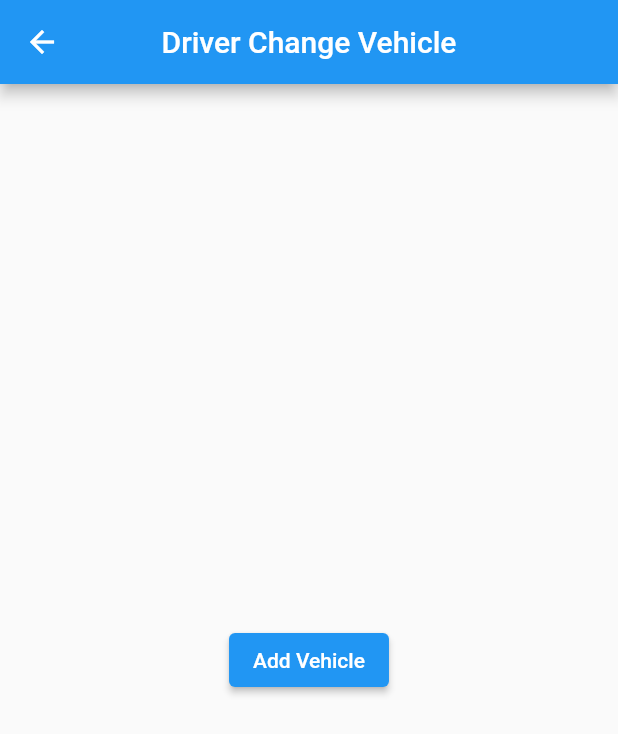
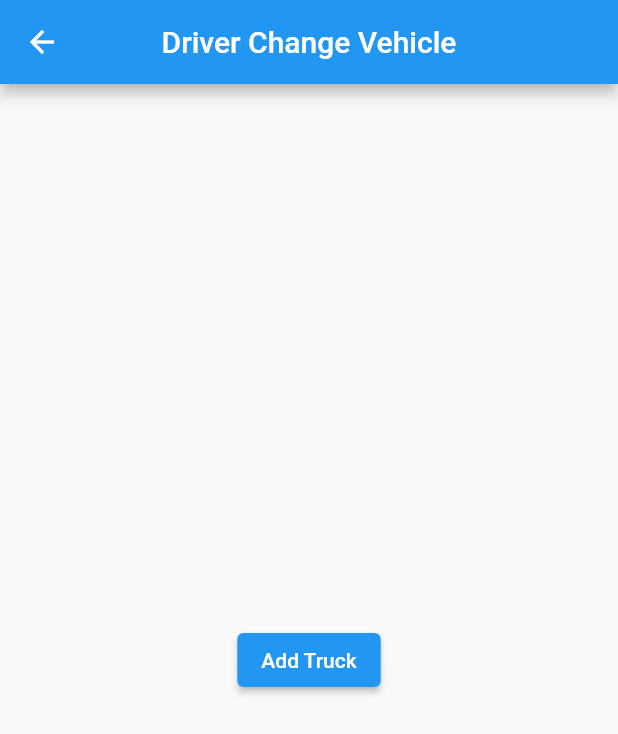
Before and after one commit to Juicybruce/urban-logistics, a Flutter app: the changeVehicle screen opened directly, on a phone screen of 412 x 824 dp. Shown: the top 734 px of the screen. Run offline on Flutter 3.47's test engine with Material 2 defaults, Android fonts, the phone set to English and light mode, and no system bars; our stand-ins replace supabase_flutter; accounts and stored records are empty.

Commit message:
add truck dialogue working

```diff
--- a/lib/driver/addVehicle.dart
+++ b/lib/driver/addVehicle.dart
@@ -14,7 +14,6 @@ class _addVehicleState extends State<addVehicle> {
   //supabase client
   final SupabaseClient _client = Supabase.instance.client;
   final _formKey = GlobalKey<FormState>();
-
   var _licensePlateController = TextEditingController();
   var _truckTypeController = TextEditingController();
   var _truckCapacityController = TextEditingController();
--- a/lib/driver/changeVehicle.dart
+++ b/lib/driver/changeVehicle.dart
@@ -1,4 +1,5 @@
 import 'package:flutter/material.dart';
+import 'package:supabase_flutter/supabase_flutter.dart';
 import'addVehicle.dart';
 
 class changeVehicle extends StatefulWidget {
@@ -9,25 +10,32 @@ class changeVehicle extends StatefulWidget {
 }
 
 class _changeVehicleState extends State<changeVehicle> {
+  //supabase client
+  final SupabaseClient _client = Supabase.instance.client;
+  final _formKey = GlobalKey<FormState>();
+  var _licensePlateController = TextEditingController();
+  var _truckTypeController = TextEditingController();
+  var _truckCapacityController = TextEditingController();
+  var _truckWeightController = TextEditingController();
+  bool _isCooling = false;
+
   @override
   Widget build(BuildContext context) {
     return Scaffold(
       appBar: AppBar(title: Text("Driver Change Vehicle"),
         centerTitle: true,),
-
+      //a button to show a dialogue box to add a truck
       body: Center(
-        child: //add vehicle button that shows dialog box to add vehicle
-        ElevatedButton(
+        child: ElevatedButton(
           onPressed: () {
-            Navigator.push(
-              context,
-              MaterialPageRoute(builder: (context) => addVehicle()),
-            );
+            showDialog(
+                context: context,
+                builder: (BuildContext context) {
+                  return addVehicle();
+                });
           },
-          child: Text('Add Vehicle'),
-
+          child: const Text('Add Truck'),
         ),
-
       ),
     );
   }
```
